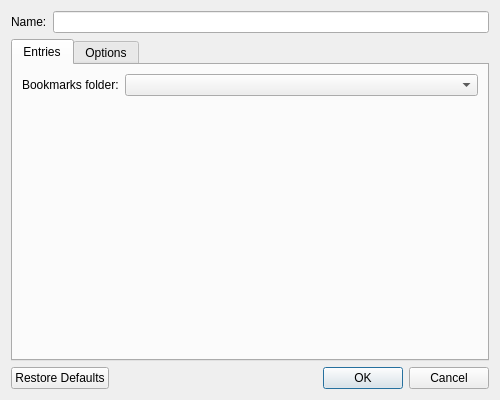
Before: the Qt Designer form src/ui/ToolBarDialog.ui in OtterBrowser/otter-browser, drawn with Qt 5.
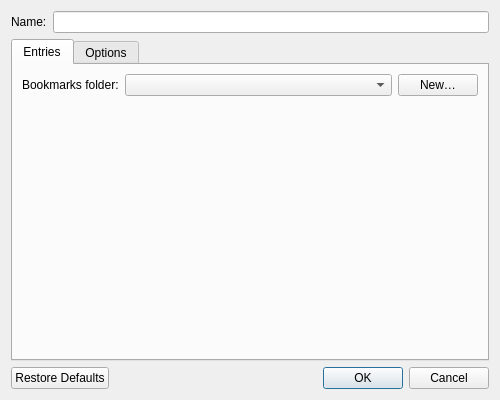
After: the same form once the commit is applied. The open tabs and pages were chosen to show the change. Custom widgets are drawn as their Qt base class.

Commit message: Allow to create new folder when configuring bookmarks bar

```diff
--- a/src/ui/ToolBarDialog.ui
+++ b/src/ui/ToolBarDialog.ui
@@ -288,7 +288,25 @@
             </widget>
            </item>
            <item row="0" column="1">
-            <widget class="Otter::BookmarksComboBoxWidget" name="folderComboBox"/>
+            <layout class="QHBoxLayout" name="folderLayout">
+             <item>
+              <widget class="Otter::BookmarksComboBoxWidget" name="folderComboBox">
+               <property name="sizePolicy">
+                <sizepolicy hsizetype="Expanding" vsizetype="Fixed">
+                 <horstretch>0</horstretch>
+                 <verstretch>0</verstretch>
+                </sizepolicy>
+               </property>
+              </widget>
+             </item>
+             <item>
+              <widget class="QPushButton" name="newFolderButton">
+               <property name="text">
+                <string>New…</string>
+               </property>
+              </widget>
+             </item>
+            </layout>
            </item>
           </layout>
          </widget>
```
Left out of the diff: 8 changed lines with no effect on the pictures. The commit also changes 1 other file.
